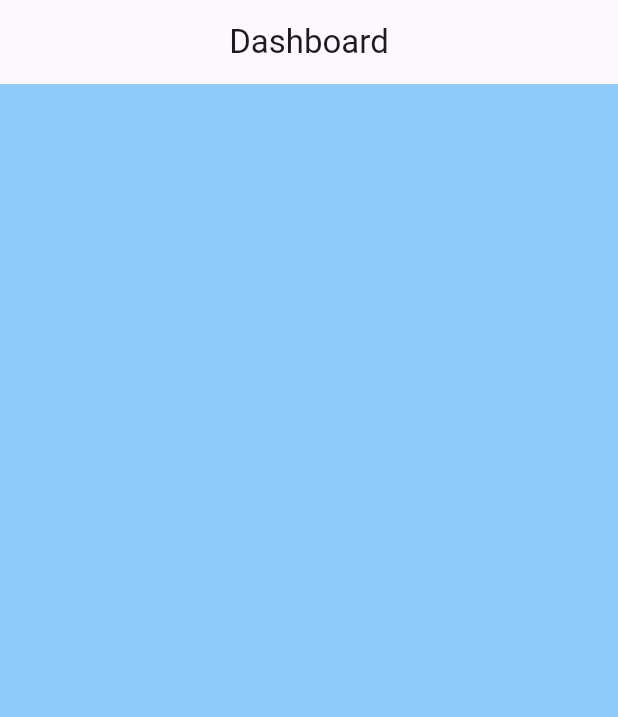
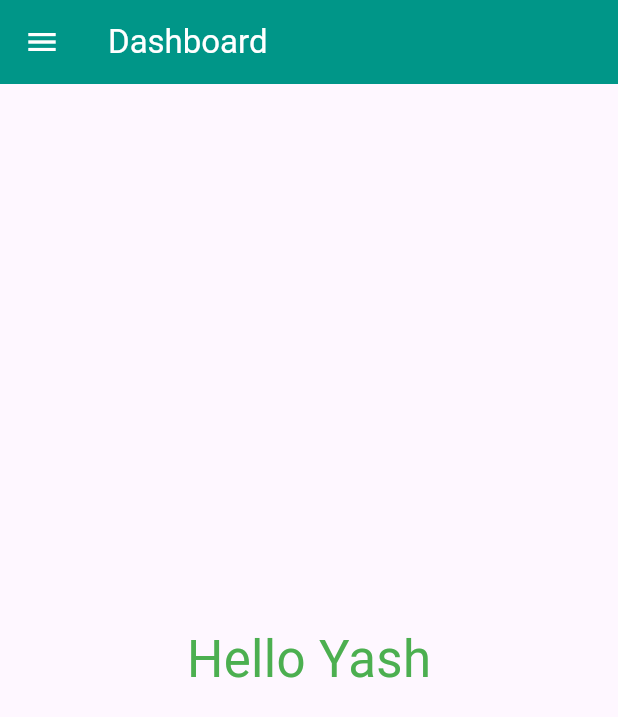
Before and after one commit to yashgoswami3251-wq/flutter_semester_5th, a Flutter app: the screen it shows after launch, on a phone screen of 412 x 824 dp. Shown: the top 717 px of the screen. Run offline on Flutter 3.47's test engine with Material 3 defaults, Android fonts, the phone set to English and light mode, and no system bars.

Commit message:
First Day clg work

```diff
--- a/lib/main.dart
+++ b/lib/main.dart
@@ -1,5 +1,3 @@
-// Create demo application fluuter for practice
-
 import 'package:flutter/material.dart';
 
 void main(){
@@ -25,13 +23,11 @@ class DashboardScreen extends StatelessWidget{
   Widget build(BuildContext context) {
     return Scaffold(
       appBar: AppBar(
-        title: Center(
-            child: Text("Dashboard")
-        ),
+        title: Text("Dashboard",style: TextStyle(color: Colors.white),),
+        leading: Icon(Icons.menu,color: Colors.white,),
+        backgroundColor: Colors.teal,
       ),
-      body: Container(
-          color: Colors.blue.shade200
-      ),
+      body: Center(child: Text("Hello Yash",style: TextStyle(fontSize: 34,color: Colors.green),)),
     );
   }
 }
```
Also changed, not shown: 1 other file.
